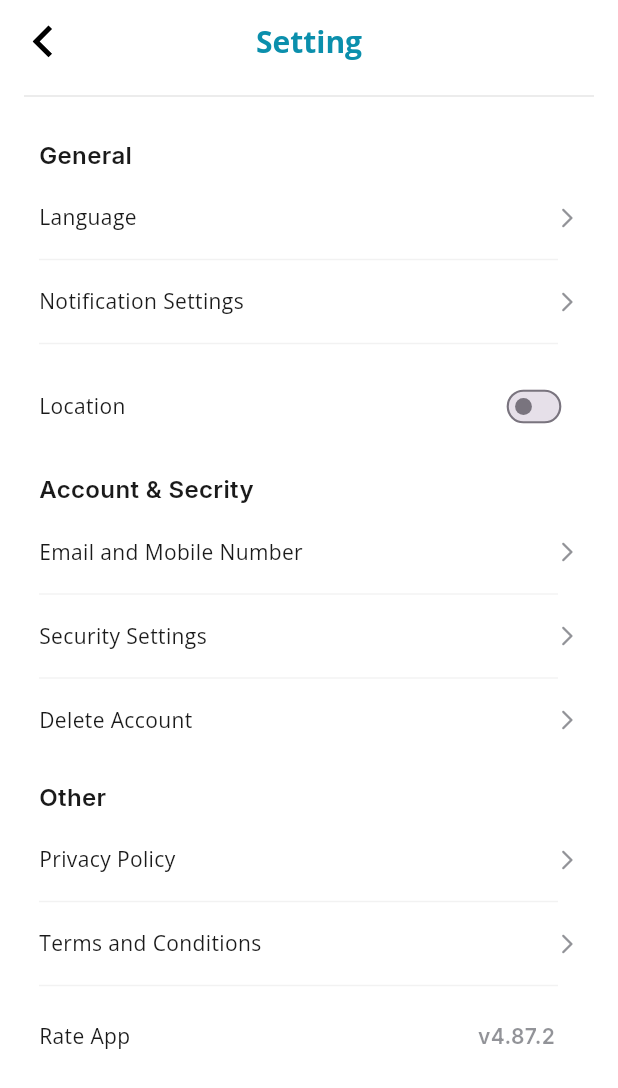
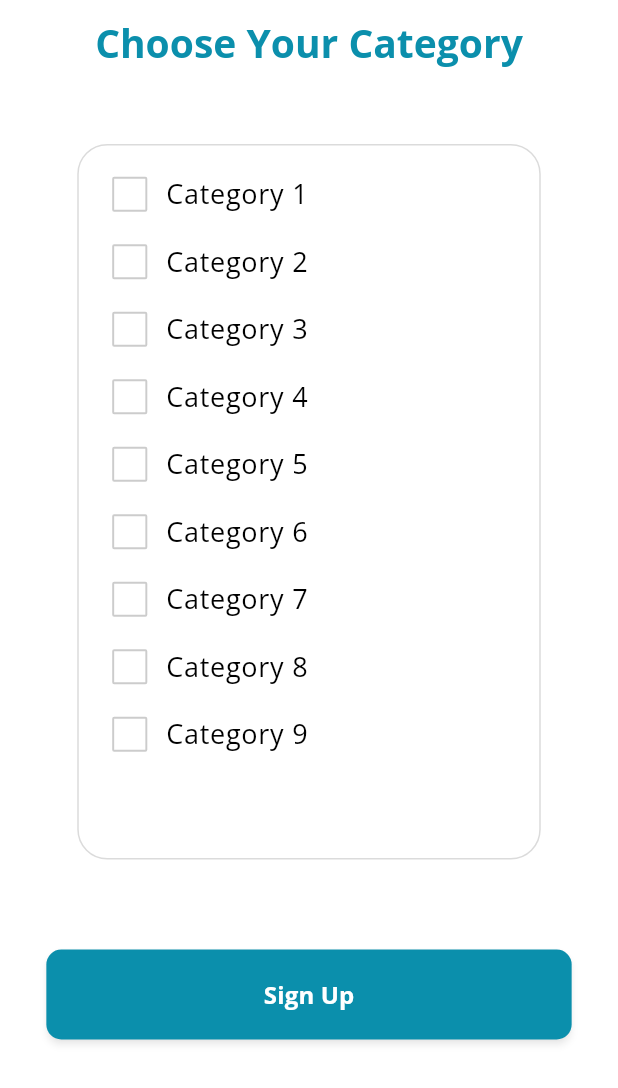
Before and after one commit to Project-5242/Project-5242-frontend, a Flutter app: the screen it shows after launch, on a phone screen of 412 x 824 dp. Shown: the top 1088 px of the screen. Run offline on Flutter 3.47's test engine with Material 3 defaults, Android fonts, the phone set to English and light mode, and no system bars; drawn by our look-alikes of toastification; our stand-ins replace bloc, cached_network_image, dio, flutter_bloc, flutter_dotenv, flutter_html and 11 more; accounts and stored records are empty; project files that could hold a hidden picture were left out.

Commit message:
provider side

```diff
--- /dev/null
+++ b/lib/presentation/provider/select_category_view.dart
@@ -0,0 +1,126 @@
+import 'package:flutter/material.dart';
+import 'package:flutter_project/base/base.dart';
+
+class SelectCategoryView extends StatefulWidget {
+  const SelectCategoryView({super.key});
+
+  @override
+  State<SelectCategoryView> createState() => _SelectCategoryViewState();
+}
+
+class _SelectCategoryViewState extends State<SelectCategoryView> {
+  List<bool> _selectedItems = [];
+
+  @override
+  void initState() {
+    super.initState();
+    // Initialize the list with the desired length and default value
+    _selectedItems = List.generate(9, (index) => false); // Assuming 10 items
+  }
+
+  @override
+  Widget build(BuildContext context) {
+    final sized = MediaQuery.of(context).size;
+    return Scaffold(
+      appBar: AppBar(
+        centerTitle: true,
+        title: Text(
+          'Choose Your Category',
+          style: TextStyle(
+              fontSize: 26,
+              fontWeight: FontWeight.w700,
+              color: AppColors.darkBlue,
+              fontFamily: Fonts.fontsOpenSans),
+        ),
+      ),
+      body: SingleChildScrollView(
+        child: Column(
+          children: [
+            const SizedBox(height: 40),
+            Center(
+              child: Container(
+                width: sized.width * 0.75,
+                padding: const EdgeInsets.only(bottom: 60, top: 10),
+                decoration: BoxDecoration(
+                  border: Border.all(
+                    color: AppColors.borderColor.withOpacity(0.3),
+                  ),
+                  borderRadius: BorderRadius.circular(20),
+                ),
+                child: ListView.builder(
+                  physics: const NeverScrollableScrollPhysics(),
+                  shrinkWrap: true,
+                  itemCount: _selectedItems.length,
+                  itemBuilder: (context, index) {
+                    return ListTile(
+                      minTileHeight: 45,
+                      minVerticalPadding: 0,
+                      contentPadding: const EdgeInsets.symmetric(
+                          horizontal: 10, vertical: 0),
+                      horizontalTitleGap: 0,
+                      leading: Transform.scale(
+                        scale: 1.3,
+                        child: Checkbox(
+                          value: _selectedItems[index],
+                          checkColor: AppColors.black, // Color of the checkmark
+                          fillColor: WidgetStatePropertyAll(AppColors.white),
+
+                          side: WidgetStateBorderSide.resolveWith(
+                            (Set<WidgetState> states) {
+                              if (states.contains(WidgetState.selected)) {
+                                return BorderSide(
+                                    color: AppColors.black.withOpacity(0.2),
+                                    width: 1); // Red border when checked
+                              }
+                              return BorderSide(
+                                color: AppColors.black.withOpacity(0.2),
+                              ); // No border when unchecked
+                            },
+                          ),
+                          shape: RoundedRectangleBorder(
+                            borderRadius: BorderRadius.circular(
+                                1), // Optional: Add rounded corners
+                          ),
+                          onChanged: (value) {
+                            setState(() {
+                              _selectedItems[index] = value!;
+                            });
+                          },
+                        ),
+                      ),
+                      title: Text(
+                        'Category ${index + 1}',
+                        style: TextStyle(
+                          fontFamily: Fonts.fontsOpenSans,
+                          fontSize: 18,
+                          fontWeight: FontWeight.w400,
+                          color: AppColors.black,
+                        ),
+                      ),
+                    );
+                  },
+                ),
+              ),
+            ),
+            const SizedBox(height: 60),
+            AppButton(
+              width: sized.width * 0.85,
+              height: 60,
+              radius: 10,
+              backgroundColor: AppColors.darkBlue,
+              title: "Sign Up",
+              style: TextStyle(
+                fontFamily: Fonts.fontsOpenSans,
+                fontSize: 16,
+                fontWeight: FontWeight.w700,
+                color: AppColors.white,
+              ),
+              onPressed: () {},
+            ),
+            const SizedBox(height: 60),
+          ],
+        ),
+      ),
+    );
+  }
+}
--- a/lib/presentation/splash/splash_view.dart
+++ b/lib/presentation/splash/splash_view.dart
@@ -16,7 +16,8 @@ class _SplashViewState extends State<SplashView> {
   @override
   void initState() {
     Future.delayed(const Duration(seconds: 03), () {
-      if (context.mounted) context.pushNamedAndRemoveUntil(Routes.settingView);
+      if (context.mounted)
+        context.pushNamedAndRemoveUntil(Routes.selectCategoryView);
     });
     super.initState();
   }
--- a/lib/routes/route_generator.dart
+++ b/lib/routes/route_generator.dart
@@ -1,5 +1,6 @@
 import 'package:flutter/material.dart';
 import 'package:flutter_project/base/base.dart';
+import 'package:flutter_project/presentation/provider/select_category_view.dart';
 import 'package:flutter_project/presentation/settings/setting_view.dart';
 import '../presentation/home/home_view.dart';
 import '../presentation/splash/splash_view.dart';
@@ -31,6 +32,12 @@ class RouteGenerator {
       case Routes.settingView:
         widgetScreen = const SettingView();
         break;
+
+      // Provider
+      case Routes.selectCategoryView:
+        widgetScreen = const SelectCategoryView();
+        break;
+
       default:
         widgetScreen = _errorRoute();
     }
--- a/lib/routes/routes.dart
+++ b/lib/routes/routes.dart
@@ -13,4 +13,7 @@ class Routes {
   static const String editProfileView = "/edit_profile_view";
   static const String notificationView = "/notification_view";
   static const String settingView = "/setting_view";
+
+  // Provider Side
+  static const String selectCategoryView = "/select_category_view";
 }
```
